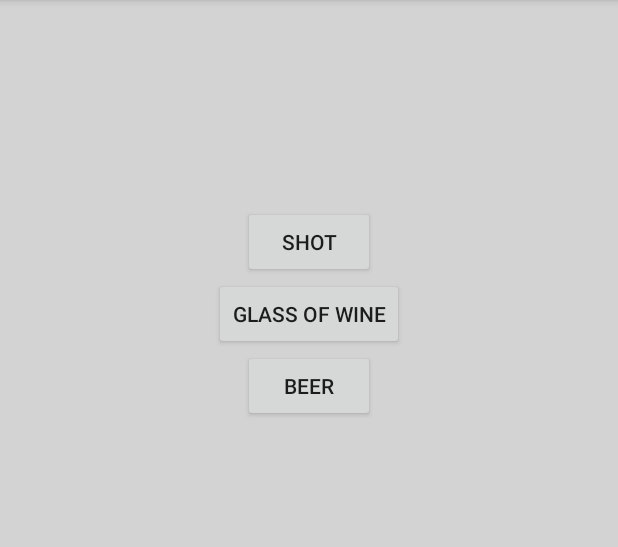
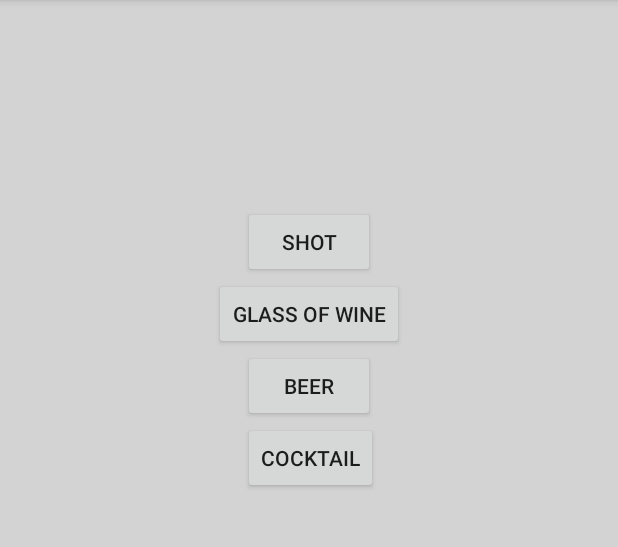
Before and after one commit to jthomas17/CS372, an Android app: the screen it shows after launch (Activity3), after a tap on "OK", on a phone screen of 412 x 824 dp, the part 84-631 px from its top. Run offline under Robolectric (Android 15) with nearby library versions, the phone set to English and light mode, and no system bars.

Commit message:
Drinking app

```diff
--- a/Drinking/app/src/main/res/layout/activity_activity3.xml
+++ b/Drinking/app/src/main/res/layout/activity_activity3.xml
@@ -47,4 +47,14 @@
         android:layout_centerHorizontal="true"
         android:onClick="beer" />
 
+    <Button
+        android:layout_width="wrap_content"
+        android:layout_height="wrap_content"
+        android:text="Cocktail"
+        android:id="@+id/button7"
+        android:layout_below="@+id/button6"
+        android:layout_alignLeft="@+id/button6"
+        android:layout_alignStart="@+id/button6"
+        android:onClick="cocktail" />
+
 </RelativeLayout>
```
Also changed, not shown: Drinking/app/src/main/java/com/example/jarek/drinking/Activity3.java (+52 -6 lines).
